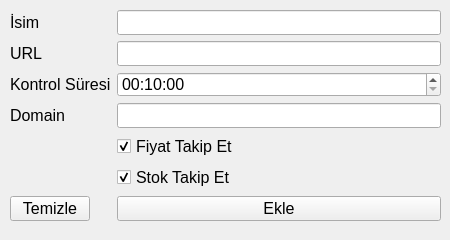
This is Python/Design/UrunEkleForm.ui in Afkborn/price-tracker-with-GUI as Qt 5 draws it before an edit. The edited form follows.
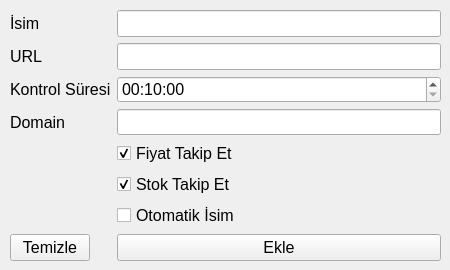
This is the edited form.

Commit message: İletişim form ekranı eklendi, UI tasarım yapıldı. Ürün Ekleme ekranında otomatik isim özelliği eklendi. Bu sayede ürünün ismini otomatik olarak internetten alıyor.

Diff of the .ui file:
```diff
--- a/Python/Design/UrunEkleForm.ui
+++ b/Python/Design/UrunEkleForm.ui
@@ -7,13 +7,13 @@
     <x>0</x>
     <y>0</y>
     <width>450</width>
-    <height>240</height>
+    <height>270</height>
    </rect>
   </property>
   <property name="maximumSize">
    <size>
     <width>450</width>
-    <height>240</height>
+    <height>300</height>
    </size>
   </property>
   <property name="font">
@@ -30,7 +30,7 @@
      <x>10</x>
      <y>10</y>
      <width>431</width>
-     <height>211</height>
+     <height>251</height>
     </rect>
    </property>
    <layout class="QFormLayout" name="formLayout">
@@ -120,14 +120,14 @@
       </property>
      </widget>
     </item>
-    <item row="6" column="1">
+    <item row="7" column="1">
      <widget class="QPushButton" name="urun_ekle_button">
       <property name="text">
        <string>Ekle</string>
       </property>
      </widget>
     </item>
-    <item row="6" column="0">
+    <item row="7" column="0">
      <widget class="QPushButton" name="urun_temizle_button">
       <property name="text">
        <string>Temizle</string>
@@ -148,6 +148,16 @@
       </property>
      </widget>
     </item>
+    <item row="6" column="1">
+     <widget class="QCheckBox" name="urun_otomatik_isim_cb">
+      <property name="text">
+       <string>Otomatik İsim</string>
+      </property>
+      <property name="checkable">
+       <bool>true</bool>
+      </property>
+     </widget>
+    </item>
    </layout>
   </widget>
  </widget>
```
The commit also changes 23 other files.
